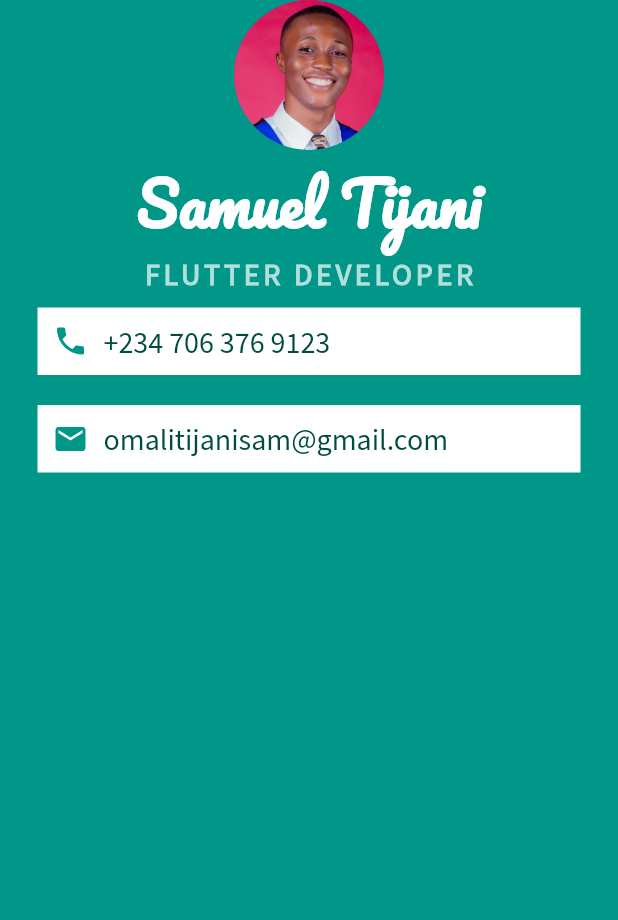
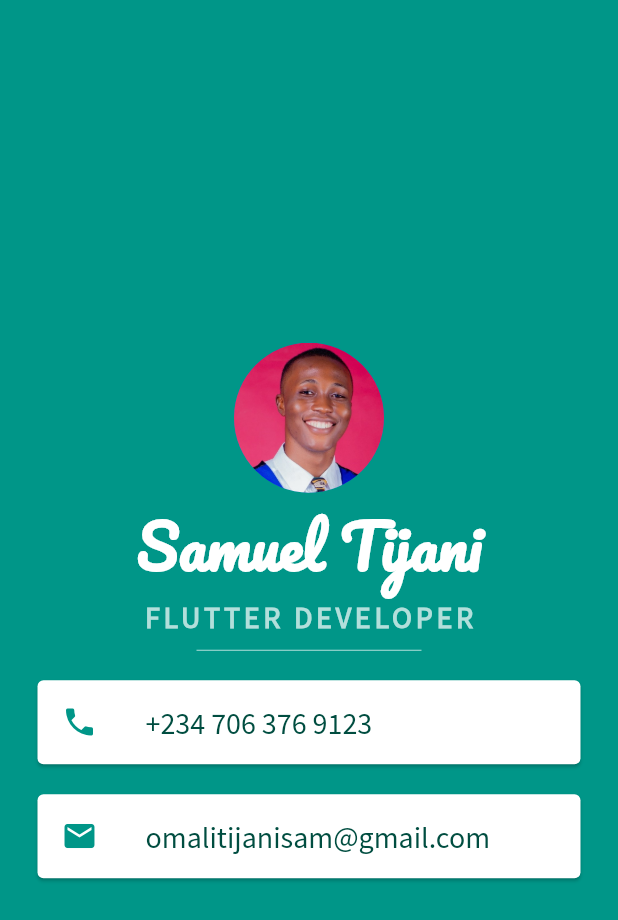
Before and after one commit to thesamtj/sam_card_flutter, a Flutter app: the screen it shows after launch, on a phone screen of 412 x 824 dp. Shown: the top 920 px of the screen. Run offline on Flutter 3.47's test engine with Material 2 defaults, Android fonts, the phone set to English and light mode, and no system bars.

Commit message:
Use cards & tile lists

```diff
--- a/lib/main.dart
+++ b/lib/main.dart
@@ -13,6 +13,7 @@ class MyApp extends StatelessWidget {
         backgroundColor: Colors.teal,
         body: SafeArea(
           child: Column(
+            mainAxisAlignment: MainAxisAlignment.center,
             children: <Widget>[
               CircleAvatar(
                 radius: 50.0,
@@ -35,50 +36,43 @@ class MyApp extends StatelessWidget {
                     color: Colors.teal.shade100,
                     fontWeight: FontWeight.bold),
               ),
-              Container(
-                color: Colors.white,
-                padding: EdgeInsets.all(10.0),
-                margin: EdgeInsets.symmetric(vertical: 10.0, horizontal: 25.0),
-                child: Row(
-                  children: <Widget>[
-                    Icon(
+              SizedBox(
+                height: 20.0,
+                width: 150.0,
+                child: Divider(color: Colors.teal.shade100),
+              ),
+              Card(
+                  color: Colors.white,
+                  margin:
+                      EdgeInsets.symmetric(vertical: 10.0, horizontal: 25.0),
+                  child: ListTile(
+                    leading: Icon(
                       Icons.phone,
                       color: Colors.teal,
                     ),
-                    SizedBox(
-                      width: 10.0,
-                    ),
-                    Text('+234 706 376 9123',
+                    title: Text('+234 706 376 9123',
                         style: TextStyle(
                           color: Colors.teal.shade900,
                           fontFamily: 'Source Sans Pro',
                           fontSize: 20.0,
-                        ))
-                  ],
-                ),
-              ),
-              Container(
-                color: Colors.white,
-                padding: EdgeInsets.all(10.0),
-                margin: EdgeInsets.symmetric(vertical: 10.0, horizontal: 25.0),
-                child: Row(
-                  children: <Widget>[
-                    Icon(
+                        )),
+                  )),
+              Card(
+                  color: Colors.white,
+                  margin:
+                      EdgeInsets.symmetric(vertical: 10.0, horizontal: 25.0),
+                  child: ListTile(
+                    leading: Icon(
                       Icons.email,
                       color: Colors.teal,
                     ),
-                    SizedBox(
-                      width: 10.0,
-                    ),
-                    Text('omalitijanisam@gmail.com',
+                    title: Text('omalitijanisam@gmail.com',
                         style: TextStyle(
                           color: Colors.teal.shade900,
                           fontFamily: 'Source Sans Pro',
                           fontSize: 20.0,
-                        ))
-                  ],
-                ),
-              ),
+                        )),
+                  )),
             ],
           ),
         ),
```
